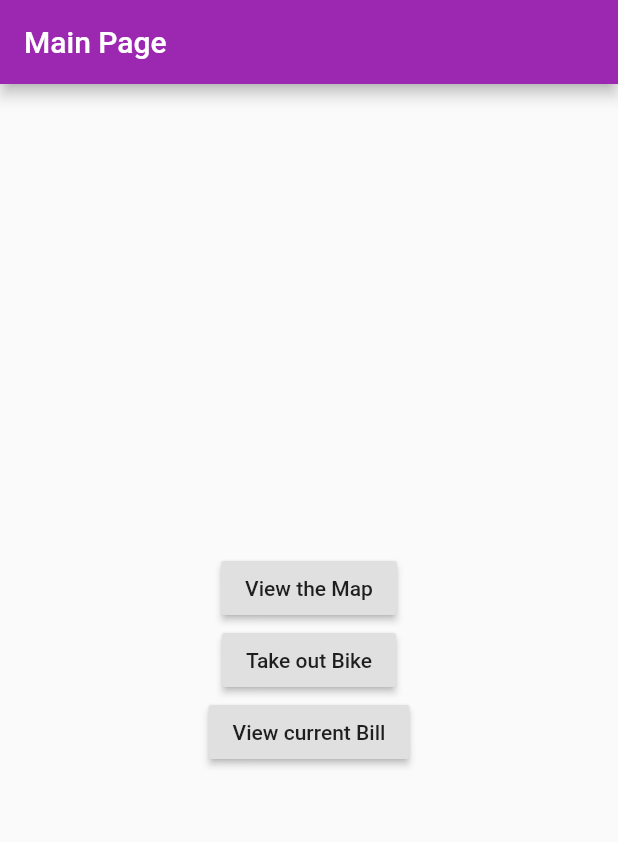
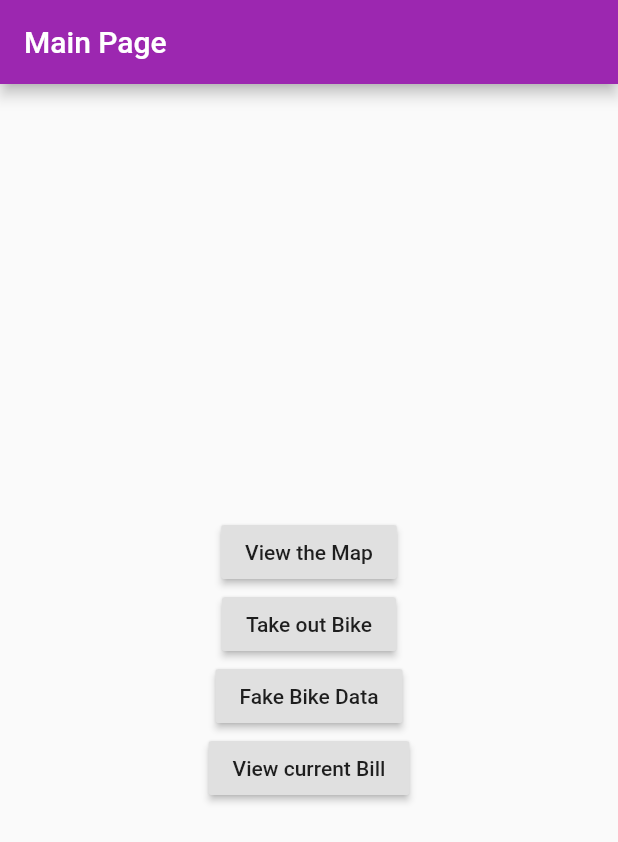
Before and after one commit to SiamakSamie/conuhacks, a Flutter app: the screen it shows after launch, on a phone screen of 412 x 824 dp. Shown: the top 842 px of the screen. Run offline on Flutter 3.47's test engine with Material 2 defaults, Android fonts, the phone set to English and light mode, and no system bars; our stand-ins replace google_maps_flutter, sqflite; accounts and stored records are empty.

Commit message:
Added bike database and adding bikes page

```diff
--- /dev/null
+++ b/lib/db/Database.dart
@@ -0,0 +1,68 @@
+import 'dart:async';
+import 'dart:io' as io;
+import 'package:path/path.dart';
+import 'package:sqflite/sqflite.dart';
+import 'package:path_provider/path_provider.dart';
+import 'package:conuhacks/modals/Bike.dart';
+
+class DBHelper{
+
+  static Database _db;
+
+  Future<Database> get db async {
+    if(_db != null)
+      return _db;
+    _db = await initDb();
+    return _db;
+  }
+
+  //Creating a database with name bixiti.dn in your directory
+  initDb() async {
+    io.Directory documentsDirectory = await getApplicationDocumentsDirectory();
+    String path = join(documentsDirectory.path, "bixicti.db");
+    var theDb = await openDatabase(path, version: 1, onCreate: _onCreate);
+    return theDb;
+  }
+
+  // Creating a table name Bike with fields
+  void _onCreate(Database db, int version) async {
+    // When creating the db, create the table
+    await db.execute(
+    "CREATE TABLE Bike(id INTEGER PRIMARY KEY, speed INTEGER, gear INTEGER, distance INTEGER)");
+    print("Created tables");
+  }
+
+  // Retrieving employees from Bike Tables
+  Future<List<Bike>> getBikes() async {
+    var dbClient = await db;
+    var res = await dbClient.query("Bike");
+    List<Bike> list =
+        res.isNotEmpty ? res.map((c) => Bike.fromJson(c)).toList() : [];
+    return list;
+  }
+
+  deleteAllBikes() async {
+    var dbClient = await db;
+    await dbClient.rawQuery('DELETE FROM bike');
+  }
+
+  addBike(Bike bike) async {
+    var dbClient = await db;
+    await dbClient.transaction((txn) async {
+      return await txn.rawInsert(
+          'INSERT INTO Bike(speed, gear, distance) VALUES(' +
+              '\'' +
+              bike.speed.toString() +
+              '\'' +
+              ',' +
+              '\'' +
+              bike.gear.toString() +
+              '\'' +
+              ',' +
+              '\'' +
+              bike.distance.toString() +
+              '\'' +
+              ')');
+    });
+  }
+}
--- a/lib/main.dart
+++ b/lib/main.dart
@@ -1,3 +1,4 @@
+import 'package:conuhacks/bikes/fakeBike.dart';
 import 'package:conuhacks/bikes/bikePage.dart';
 import 'package:conuhacks/billing/billingPage.dart';
 import 'package:flutter/material.dart';
@@ -57,6 +58,16 @@ class _MyHomePageState extends State<MyHomePage> {
               }
             ),
             new RaisedButton(
+              child: Text('Fake Bike Data'),
+              onPressed: () {
+                  Navigator.push(
+                    context,
+                    new MaterialPageRoute(
+                        builder: (context) => new FakeBike()),
+                  );
+              }
+            ),
+            new RaisedButton(
               child: Text('View current Bill'),
               onPressed: () {
                   Navigator.push(
--- /dev/null
+++ b/lib/modals/Bike.dart
@@ -0,0 +1,44 @@
+/// ClientModel.dart
+import 'dart:convert';
+
+Bike clientFromJson(String str) {
+    final jsonData = json.decode(str);
+    return Bike.fromJson(jsonData);
+}
+
+String clientToJson(Bike data) {
+    final dyn = data.toJson();
+    return json.encode(dyn);
+}
+
+class Bike {
+    int id;
+    int speed;
+    int gear;
+    int distance;
+    int station_id;
+
+    Bike({
+        this.id,
+        this.speed,
+        this.gear,
+        this.distance,
+        int station_id
+    });
+
+    factory Bike.fromJson(Map<String, dynamic> json) => new Bike(
+        id: json["id"],
+        speed: json["speed"],
+        gear: json["gear"],
+        distance: json["distance"],
+        station_id: json["station_id"]
+    );
+
+    Map<String, dynamic> toJson() => {
+        "id": id,
+        "speed": speed,
+        "gear": gear,
+        "distance": distance,
+        "station_id": station_id
+    };
+}
--- a/pubspec.yaml
+++ b/pubspec.yaml
@@ -17,6 +17,9 @@ dependencies:
 
   flutter:
     sdk: flutter
+
+  path_provider: '>=0.3.0'
+  sqflite: any
 
   # The following adds the Cupertino Icons font to your application.
   # Use with the CupertinoIcons class for iOS style icons.
```
Also changed, not shown: lib/bikes/fakeBike.dart (added, +108 -0 lines).
